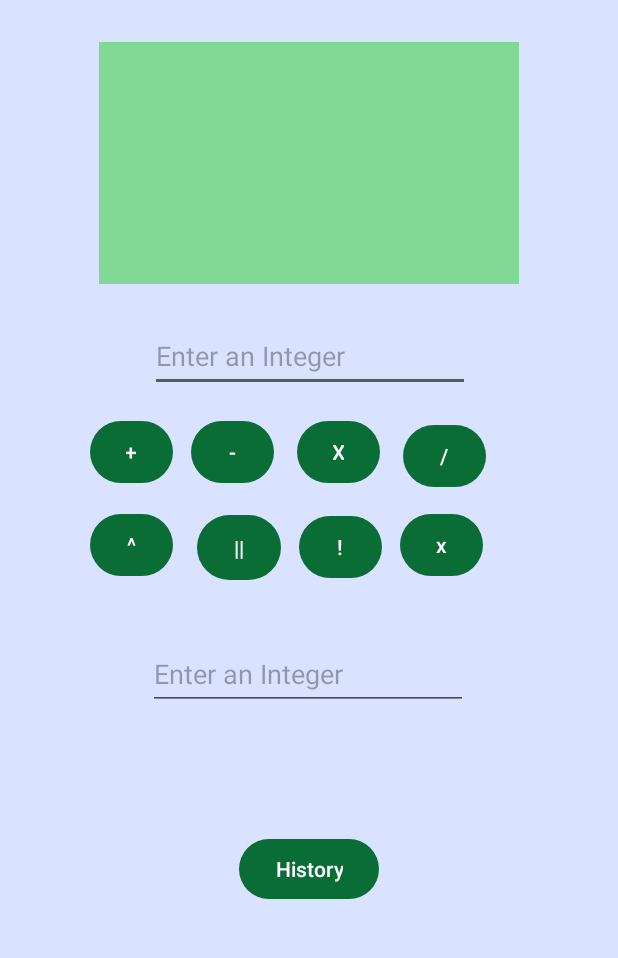
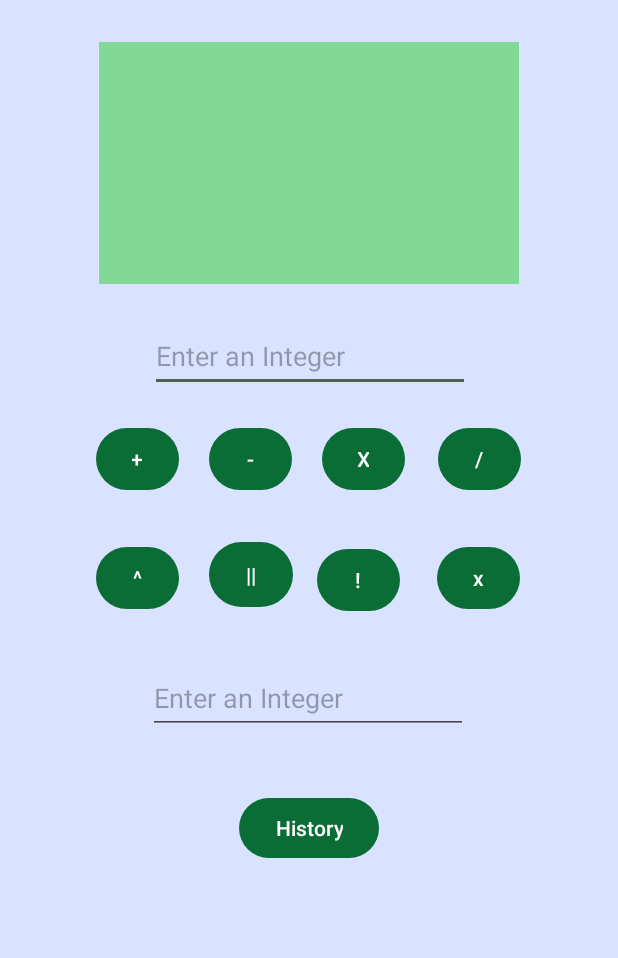
Before and after one commit to PrishaSar/CalculatorAppSaraiya, an Android app: the screen it shows after launch (MainActivity), on a phone screen of 412 x 824 dp, the part 208-1166 px from its top. Run offline under Robolectric (Android 15) with nearby library versions, the phone set to English and light mode, and no system bars.

Commit message:
finalized design - everything is lined up

```diff
--- a/app/src/main/res/layout/activity_main.xml
+++ b/app/src/main/res/layout/activity_main.xml
@@ -13,8 +13,7 @@
         android:id="@+id/factorial"
         android:layout_width="55dp"
         android:layout_height="49dp"
-        android:layout_marginStart="12dp"
-        android:layout_marginTop="12dp"
+        android:layout_marginStart="16dp"
         android:onClick="Calculate"
         android:text="!"
         android:textColorLink="@color/md_theme_light_tertiary"
@@ -23,22 +22,21 @@
         app:layout_constraintBottom_toTopOf="@+id/editTextInput2"
         app:layout_constraintStart_toEndOf="@+id/absolute"
         app:layout_constraintTop_toBottomOf="@+id/multiply"
-        app:layout_constraintVertical_bias="0.045"
+        app:layout_constraintVertical_bias="0.514"
         app:rippleColor="@color/md_theme_dark_tertiaryContainer" />
 
     <Button
         android:id="@+id/subtract"
         android:layout_width="55dp"
         android:layout_height="49dp"
-        android:layout_margin="@dimen/margin_all"
-        android:layout_marginTop="56dp"
-        android:layout_marginEnd="16dp"
+        android:layout_marginStart="20dp"
+        android:layout_marginTop="20dp"
         android:onClick="Calculate"
         android:text="-"
         android:textColorLink="@color/md_theme_light_tertiary"
         app:cornerRadius="200dp"
         app:iconPadding="5dp"
-        app:layout_constraintEnd_toStartOf="@+id/multiply"
+        app:layout_constraintStart_toEndOf="@+id/add"
         app:layout_constraintTop_toBottomOf="@+id/editTextInput1"
         app:rippleColor="@color/md_theme_dark_tertiaryContainer" />
 
@@ -46,15 +44,14 @@
         android:id="@+id/multiply"
         android:layout_width="55dp"
         android:layout_height="49dp"
-        android:layout_margin="@dimen/margin_all"
-        android:layout_marginTop="56dp"
-        android:layout_marginEnd="12dp"
+        android:layout_marginStart="20dp"
+        android:layout_marginTop="20dp"
         android:onClick="Calculate"
         android:text="X"
         android:textColorLink="@color/md_theme_light_tertiary"
         app:cornerRadius="200dp"
         app:iconPadding="5dp"
-        app:layout_constraintEnd_toStartOf="@+id/divide"
+        app:layout_constraintStart_toEndOf="@+id/subtract"
         app:layout_constraintTop_toBottomOf="@+id/editTextInput1"
         app:rippleColor="@color/md_theme_dark_tertiaryContainer" />
 
@@ -62,14 +59,15 @@
         android:id="@+id/divide"
         android:layout_width="55dp"
         android:layout_height="49dp"
-        android:layout_marginTop="18dp"
-        android:layout_marginEnd="88dp"
+        android:layout_marginTop="20dp"
         android:onClick="Calculate"
         android:text="/"
         android:textColorLink="@color/md_theme_light_tertiary"
         app:cornerRadius="200dp"
         app:iconPadding="5dp"
         app:layout_constraintEnd_toEndOf="parent"
+        app:layout_constraintHorizontal_bias="0.252"
+        app:layout_constraintStart_toEndOf="@+id/multiply"
         app:layout_constraintTop_toBottomOf="@+id/editTextInput1"
         app:rippleColor="@color/md_theme_dark_tertiaryContainer" />
 
@@ -77,16 +75,13 @@
         android:id="@+id/add"
         android:layout_width="55dp"
         android:layout_height="49dp"
-        android:layout_marginTop="15dp"
-        android:layout_marginEnd="12dp"
-        android:layout_marginStart="60dp"
+        android:layout_marginStart="64dp"
+        android:layout_marginTop="20dp"
         android:onClick="Calculate"
         android:text="+"
         android:textColorLink="@color/md_theme_light_tertiary"
         app:cornerRadius="200dp"
         app:iconPadding="5dp"
-        app:layout_constraintEnd_toStartOf="@+id/subtract"
-        app:layout_constraintHorizontal_bias="1.0"
         app:layout_constraintStart_toStartOf="parent"
         app:layout_constraintTop_toBottomOf="@+id/editTextInput1"
         app:rippleColor="@color/md_theme_dark_tertiaryContainer" />
@@ -95,25 +90,24 @@
         android:id="@+id/identity"
         android:layout_width="55dp"
         android:layout_height="49dp"
-        android:layout_marginStart="12dp"
-        android:layout_marginTop="10dp"
         android:onClick="Calculate"
         android:text="x"
         android:textColorLink="@color/md_theme_light_tertiary"
         app:cornerRadius="200dp"
         app:iconPadding="5dp"
+        app:layout_constraintBottom_toTopOf="@+id/editTextInput2"
         app:layout_constraintEnd_toEndOf="parent"
-        app:layout_constraintHorizontal_bias="0.0"
+        app:layout_constraintHorizontal_bias="0.277"
         app:layout_constraintStart_toEndOf="@+id/factorial"
         app:layout_constraintTop_toBottomOf="@+id/divide"
+        app:layout_constraintVertical_bias="0.485"
         app:rippleColor="@color/md_theme_dark_tertiaryContainer" />
 
     <Button
         android:id="@+id/exponent"
         android:layout_width="55dp"
         android:layout_height="49dp"
-        android:layout_marginStart="60dp"
-        android:layout_marginTop="12dp"
+        android:layout_marginStart="64dp"
         android:onClick="Calculate"
         android:text="^"
         android:textColorLink="@color/md_theme_light_tertiary"
@@ -122,15 +116,14 @@
         app:layout_constraintBottom_toTopOf="@+id/editTextInput2"
         app:layout_constraintStart_toStartOf="parent"
         app:layout_constraintTop_toBottomOf="@+id/add"
-        app:layout_constraintVertical_bias="0.016"
+        app:layout_constraintVertical_bias="0.485"
         app:rippleColor="@color/md_theme_dark_tertiaryContainer" />
 
     <Button
         android:id="@+id/absolute"
         android:layout_width="56dp"
         android:layout_height="51dp"
-        android:layout_marginStart="16dp"
-        android:layout_marginTop="12dp"
+        android:layout_marginStart="20dp"
         android:onClick="Calculate"
         android:text="||"
         android:textColorLink="@color/md_theme_light_tertiary"
@@ -139,7 +132,7 @@
         app:layout_constraintBottom_toTopOf="@+id/editTextInput2"
         app:layout_constraintStart_toEndOf="@+id/exponent"
         app:layout_constraintTop_toBottomOf="@+id/subtract"
-        app:layout_constraintVertical_bias="0.038"
+        app:layout_constraintVertical_bias="0.454"
         app:rippleColor="@color/md_theme_dark_tertiaryContainer" />
 
     <TextView
@@ -177,16 +170,14 @@
         android:id="@+id/editTextInput2"
         android:layout_width="wrap_content"
         android:layout_height="@dimen/editTextHeight"
-        android:layout_marginBottom="144dp"
+        android:layout_marginBottom="196dp"
         android:ems="10"
         android:hint="@string/Enterprompt"
         android:inputType="number"
         app:layout_constraintBottom_toBottomOf="parent"
         app:layout_constraintEnd_toEndOf="parent"
         app:layout_constraintHorizontal_bias="0.497"
-        app:layout_constraintStart_toStartOf="parent"
-        app:layout_constraintTop_toBottomOf="@+id/identity"
-        app:layout_constraintVertical_bias="0.352" />
+        app:layout_constraintStart_toStartOf="parent" />
 
     <TextView
         android:id="@+id/Output"
@@ -203,11 +194,13 @@
         android:id="@+id/history"
         android:layout_width="wrap_content"
         android:layout_height="wrap_content"
+        android:onClick="showHistory"
         android:text="History"
-        android:onClick="showHistory"
         app:layout_constraintBottom_toBottomOf="parent"
         app:layout_constraintEnd_toEndOf="parent"
+        app:layout_constraintHorizontal_bias="0.501"
         app:layout_constraintStart_toStartOf="parent"
-        app:layout_constraintTop_toBottomOf="@+id/editTextInput2" />
+        app:layout_constraintTop_toBottomOf="@+id/editTextInput2"
+        app:layout_constraintVertical_bias="0.263" />
 
 </androidx.constraintlayout.widget.ConstraintLayout>
```
Also changed, not shown: app/src/main/java/com/example/calculatorappsaraiya/MainActivity.java (line endings or trailing spaces).
